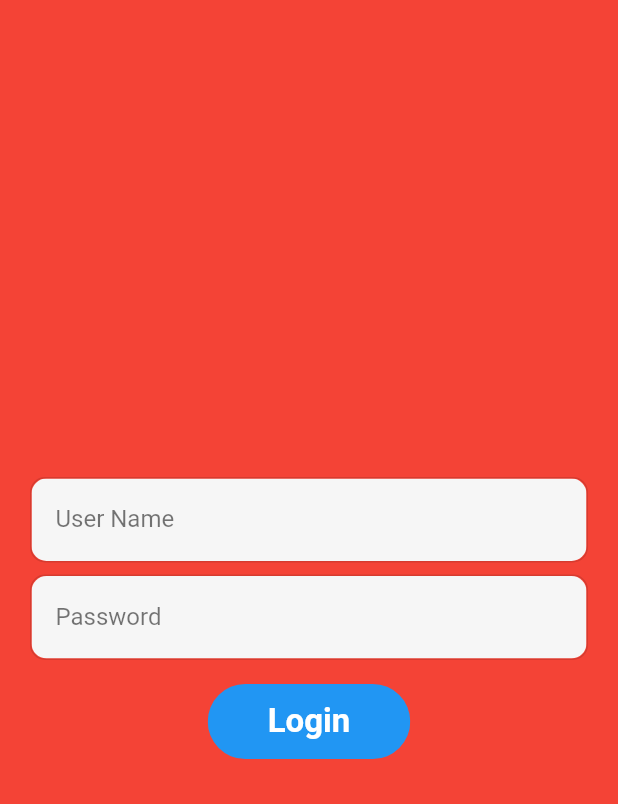
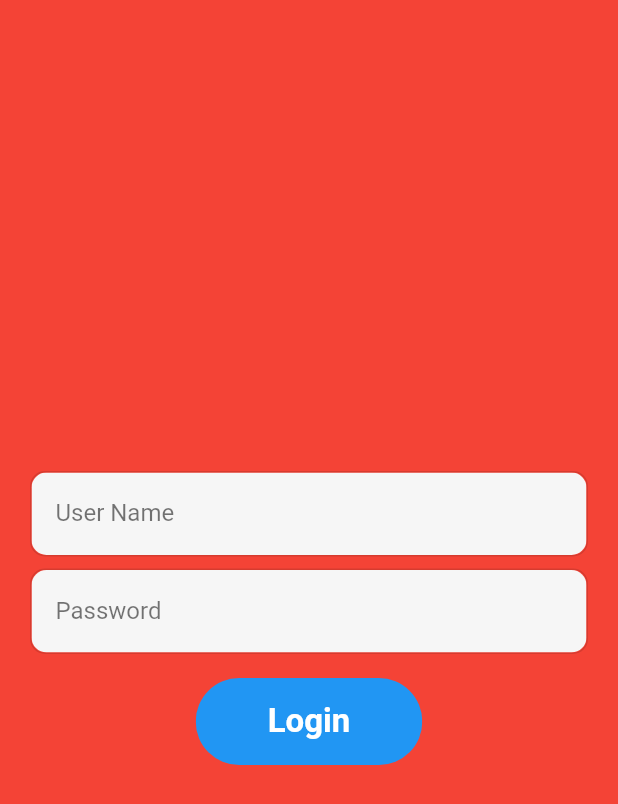
Before and after one commit to alfaruk16/applications, a Flutter app: the screen it shows after launch, on a phone screen of 412 x 824 dp. Shown: the top 804 px of the screen. Run offline on Flutter 3.47's test engine with Material 2 defaults, Android fonts, the phone set to English and light mode, and no system bars; our stand-ins replace cached_network_image, connectivity, fluttertoast, get, get_storage; missing offline and left inert: device_apps.

```diff
--- a/lib/features/applications/presentation/pages/login_page.dart
+++ b/lib/features/applications/presentation/pages/login_page.dart
@@ -47,22 +47,18 @@ class LoginPage extends StatelessWidget {
                         height: 0,
                       )),
                 const SizedBox(height: 16),
-                GestureDetector(
-                    onTap: () {
-                      loginController.login();
-                    },
-                    child: Container(
-                      alignment: Alignment.center,
-                      child: Widgets().button("Login", Colors.blue),
-                    ))
+                Container(
+                  alignment: Alignment.center,
+                  child: Widgets().loginButton(),
+                )
               ],
             ),
           ),
           Obx(() => loginController.isLoading.value
               ? Widgets().loader()
               : const SizedBox(
-            height: 0,
-          )),
+                  height: 0,
+                )),
         ],
       )),
     );
--- a/lib/features/applications/presentation/widgets/widgets.dart
+++ b/lib/features/applications/presentation/widgets/widgets.dart
@@ -4,7 +4,6 @@ import 'package:flutter/material.dart';
 import 'package:get/get.dart';
 
 class Widgets {
-
   final loginController = Get.find<LoginController>();
 
   Widget textField(String label, TextInputType inputType,
@@ -33,17 +32,24 @@ class Widgets {
                         left: 16, right: 16, top: 10, bottom: 10)))));
   }
 
-  Widget button(String text, Color color) {
+  Widget loginButton() {
     return ClipRRect(
         borderRadius: BorderRadius.circular(30.0),
         child: Container(
-          color: color,
+          color: Colors.blue,
           padding:
-              const EdgeInsets.only(top: 12, bottom: 12, left: 40, right: 40),
-          child: Text(
-            text,
-            style: const TextStyle(
-                fontSize: 22, color: Colors.white, fontWeight: FontWeight.bold),
+              const EdgeInsets.only(top: 5, bottom: 5, left: 40, right: 40),
+          child: TextButton(
+            onPressed: () {
+              loginController.login();
+            },
+            child: const Text(
+              "Login",
+              style: TextStyle(
+                  fontSize: 22,
+                  color: Colors.white,
+                  fontWeight: FontWeight.bold),
+            ),
           ),
         ));
   }
@@ -62,7 +68,7 @@ class Widgets {
         color: Colors.black54,
         child: const Center(
             child: CircularProgressIndicator(
-              valueColor: AlwaysStoppedAnimation<Color>(Colors.green),
-            )));
+          valueColor: AlwaysStoppedAnimation<Color>(Colors.green),
+        )));
   }
 }
```
Also changed, not shown: lib/features/applications/data/datasources/api_responses.dart (+8 -10 lines), lib/features/applications/domain/repositories/applications_repository.dart (+6 -1 lines), 1 other file.
